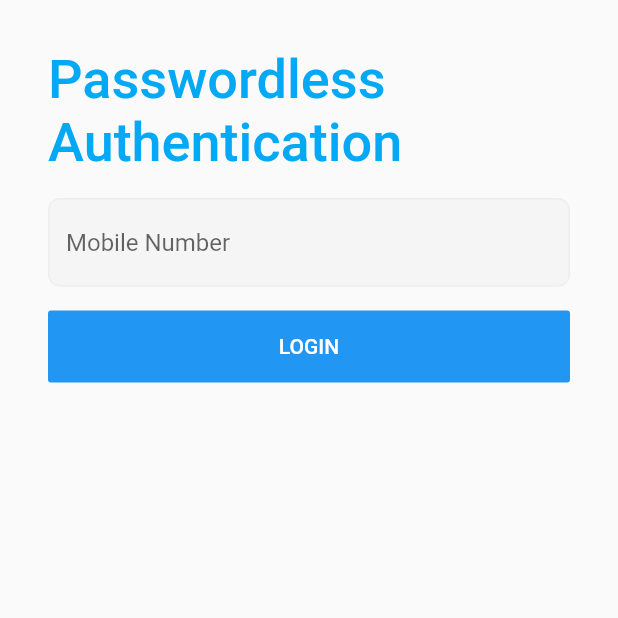
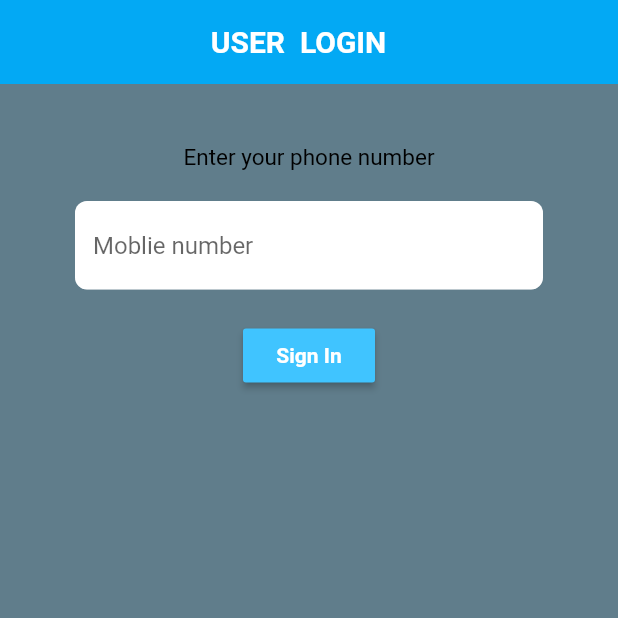
Before and after one commit to CS305-software-Engineering/PasswordlessAuthentication, a Flutter app: the screen it shows after launch, on a phone screen of 412 x 824 dp, the top half of it. Run offline on Flutter 3.47's test engine with Material 2 defaults, Android fonts, the phone set to English and light mode, and no system bars; our stand-ins replace firebase_auth, flutter_spinkit; missing offline and left inert: firebase_core_web, flutter_barcode_scanner; accounts and stored records are empty.

Commit message:
App code added

```diff
--- a/App/lib/main.dart
+++ b/App/lib/main.dart
@@ -1,27 +1,19 @@
-import 'package:firebase_user_login/screens/LoginScreen.dart';
 import 'package:flutter/material.dart';
+import 'package:myapp/models/user.dart';
+import 'package:myapp/screens/wrapper.dart';
+import 'package:myapp/services/auth.dart';
+import 'package:provider/provider.dart';
 
 void main() => runApp(MyApp());
 
 class MyApp extends StatelessWidget {
-  // This widget is the root of your application.
   @override
   Widget build(BuildContext context) {
-    return MaterialApp(
-      title: 'Flutter Demo',
-      theme: ThemeData(
-        // This is the theme of your application.
-        //
-        // Try running your application with "flutter run". You'll see the
-        // application has a blue toolbar. Then, without quitting the app, try
-        // changing the primarySwatch below to Colors.green and then invoke
-        // "hot reload" (press "r" in the console where you ran "flutter run",
-        // or simply save your changes to "hot reload" in a Flutter IDE).
-        // Notice that the counter didn't reset back to zero; the application
-        // is not restarted.
-        primarySwatch: Colors.blue,
+    return StreamProvider<User>.value(
+      value: AuthService().user,
+      child: MaterialApp(
+        home: Wrapper(),
       ),
-      home: LoginScreen()
     );
   }
 }
--- /dev/null
+++ b/App/lib/models/user.dart
@@ -0,0 +1,20 @@
+class User{
+
+  final String uid;
+
+
+  User({this.uid});
+
+
+}
+
+class UserData{
+
+  final String uid;
+  final String phone;
+  final String name;
+
+
+  UserData({this.uid,this.phone,this.name});
+
+}
--- a/App/lib/screens/LoginScreen.dart
+++ /dev/null
@@ -1,139 +0,0 @@
-import 'package:firebase_auth/firebase_auth.dart';
-import 'package:firebase_user_login/screens/HomeScreen.dart';
-import 'package:flutter/material.dart';
-
-class LoginScreen extends StatelessWidget {
-  final _phoneController = TextEditingController();
-  final _codeController = TextEditingController();
-
-  Future<bool> loginUser(String phone, BuildContext context) async{
-    FirebaseAuth _auth = FirebaseAuth.instance;
-
-    _auth.verifyPhoneNumber(
-        phoneNumber: phone,
-        timeout: Duration(seconds: 60),
-        verificationCompleted: (AuthCredential credential) async{
-          Navigator.of(context).pop();
-
-          AuthResult result = await _auth.signInWithCredential(credential);
-
-          FirebaseUser user = result.user;
-
-          if(user != null){
-            Navigator.push(context, MaterialPageRoute(
-              builder: (context) => HomeScreen(user: user,)
-            ));
-          }else{
-            print("Error");
-          }
-
-          //This callback would gets called when verification is done auto maticlly
-        },
-        verificationFailed: (AuthException exception){
-          print(exception);
-        },
-        codeSent: (String verificationId, [int forceResendingToken]){
-          showDialog(
-            context: context,
-            barrierDismissible: false,
-            builder: (context) {
-              return AlertDialog(
-                title: Text("Give the code?"),
-                content: Column(
-                  mainAxisSize: MainAxisSize.min,
-                  children: <Widget>[
-                    TextField(
-                      controller: _codeController,
-                    ),
-                  ],
-                ),
-                actions: <Widget>[
-                  FlatButton(
-                    child: Text("Confirm"),
-                    textColor: Colors.white,
-                    color: Colors.blue,
-                    onPressed: () async{
-                      final code = _codeController.text.trim();
-                      AuthCredential credential = PhoneAuthProvider.getCredential(verificationId: verificationId, smsCode: code);
-
-                      AuthResult result = await _auth.signInWithCredential(credential);
-
-                      FirebaseUser user = result.user;
-
-                      if(user != null){
-                        Navigator.push(context, MaterialPageRoute(
-                            builder: (context) => HomeScreen(user: user,)
-                        ));
-                      }else{
-                        print("Error");
-                      }
-                    },
-                  )
-                ],
-              );
-            }
-          );
-        },
-        codeAutoRetrievalTimeout: null
-    );
-  }
-
-  @override
-  Widget build(BuildContext context) {
-    return Scaffold(
-        body: SingleChildScrollView(
-          child: Container(
-            padding: EdgeInsets.all(32),
-            child: Form(
-              child: Column(
-                crossAxisAlignment: CrossAxisAlignment.start,
-                mainAxisAlignment: MainAxisAlignment.center,
-                children: <Widget>[
-                  Text("Passwordless Authentication", style: TextStyle(color: Colors.lightBlue, fontSize: 36, fontWeight: FontWeight.w500),),
-
-                  SizedBox(height: 16,),
-
-                  TextFormField(
-                    decoration: InputDecoration(
-                        enabledBorder: OutlineInputBorder(
-                            borderRadius: BorderRadius.all(Radius.circular(8)),
-                            borderSide: BorderSide(color: Colors.grey[200])
-                        ),
-                        focusedBorder: OutlineInputBorder(
-                            borderRadius: BorderRadius.all(Radius.circular(8)),
-                            borderSide: BorderSide(color: Colors.grey[300])
-                        ),
-                        filled: true,
-                        fillColor: Colors.grey[100],
-                        hintText: "Mobile Number"
-
-                    ),
-                    controller: _phoneController,
-                  ),
-
-                  SizedBox(height: 16,),
-
-
-                  Container(
-                    width: double.infinity,
-                    child: FlatButton(
-                      child: Text("LOGIN"),
-                      textColor: Colors.white,
-                      padding: EdgeInsets.all(16),
-                      onPressed: () {
-                        final phone = _phoneController.text.trim();
-
-                        loginUser(phone, context);
-
-                      },
-                      color: Colors.blue,
-                    ),
-                  )
-                ],
-              ),
-            ),
-          ),
-        )
-    );
-  }
-}
--- /dev/null
+++ b/App/lib/screens/authenticate/authenticate.dart
@@ -0,0 +1,21 @@
+import 'package:flutter/material.dart';
+
+
+import 'package:myapp/screens/authenticate/sign_in.dart';
+
+class Authenticate extends StatefulWidget {
+  @override
+  _AuthenticateState createState() => _AuthenticateState();
+}
+
+class _AuthenticateState extends State<Authenticate> {
+
+
+
+  @override
+  Widget build(BuildContext context) {
+
+      return SignIn();
+
+  }
+}
--- /dev/null
+++ b/App/lib/screens/authenticate/sign_in.dart
@@ -0,0 +1,106 @@
+import 'package:flutter/material.dart';
+
+import 'package:myapp/screens/home/home.dart';
+import 'package:myapp/services/auth.dart';
+import 'package:myapp/shared/constants.dart';
+import 'package:myapp/shared/loading.dart';
+
+class SignIn extends StatefulWidget {
+
+
+  @override
+  _SignInState createState() => _SignInState();
+}
+
+class _SignInState extends State<SignIn> {
+
+
+
+  final _phoneController = TextEditingController();
+  final _codeController = TextEditingController();
+
+  bool loading = false;
+
+  final AuthService _auth = AuthService();
+  final _formKey = GlobalKey<FormState>();
+  @override
+  Widget build(BuildContext context) {
+    return loading ? Loading() : Scaffold(
+
+        resizeToAvoidBottomInset: false,
+        backgroundColor: Colors.blueGrey,
+        appBar: AppBar(
+
+          title: Text(
+              '\t\t\t\t\t\t\t\t\t\t\t\t\t\t\t\t\t\t\t\t\t\t\t\t\tUSER  LOGIN',
+            style: TextStyle(color: Colors.white , fontWeight: FontWeight.w600 , fontSize: 20.0 ),
+          ),
+
+          backgroundColor: Colors.lightBlue,
+          elevation: 0.0,
+
+
+        ),
+        body: SingleChildScrollView(
+          padding: EdgeInsets.symmetric(vertical: 20.0,horizontal: 50.0),
+          child: Container(
+            //padding: EdgeInsets.all(32),
+            child: Form(
+              child: Column(
+                //crossAxisAlignment: CrossAxisAlignment.start,
+               // mainAxisAlignment: MainAxisAlignment.center,
+
+
+                children: <Widget>[
+
+                  //Text("Passwordless Authentication", style: TextStyle(color: Colors.lightBlue, fontSize: 36, fontWeight: FontWeight.w500),),
+
+                  SizedBox(height: 20.0),
+
+                  Text(
+                      'Enter your phone number',
+                    style: TextStyle(color: Colors.black, fontWeight: FontWeight.normal, fontSize: 15.0),
+                  ),
+
+                  SizedBox(height: 20.0),
+
+                  TextFormField(
+                    decoration: textInputDecoration.copyWith(hintText: 'Moblie number'),
+                    controller: _phoneController,
+                  ),
+
+                  SizedBox(height: 20.0),
+                  RaisedButton(
+                    //width: double.infinity,
+                    color: Colors.lightBlueAccent,
+                    child: Text(
+                        'Sign In',
+                        style: TextStyle(color: Colors.white, fontWeight: FontWeight.bold),
+                    ),
+
+                    // padding: EdgeInsets.all(16),
+                    onPressed: () async {
+                      final phone = _phoneController.text.trim();
+
+                     setState(() => loading = true);
+
+                       await _auth.loginUser(phone, context);
+
+                      loading = false;
+
+
+                    },
+
+
+                  ),
+
+
+                ],
+
+              ),
+            ),
+          ),
+        )
+    );
+  }
+}
--- /dev/null
+++ b/App/lib/screens/wrapper.dart
@@ -0,0 +1,26 @@
+import 'package:flutter/material.dart';
+import 'package:myapp/models/user.dart';
+import 'package:myapp/screens/authenticate/authenticate.dart';
+
+
+
+import 'package:myapp/screens/home/home.dart';
+import 'package:provider/provider.dart';
+
+class Wrapper extends StatelessWidget {
+  @override
+  Widget build(BuildContext context) {
+
+   final user = Provider.of<User>(context);
+
+   // return home or authenticate widget
+
+   // bool showSignIn = true;
+
+    if(user == null){
+      return Authenticate();
+    } else{
+      return Home();
+    }
+  }
+}
--- /dev/null
+++ b/App/lib/services/auth.dart
@@ -0,0 +1,132 @@
+import 'package:firebase_auth/firebase_auth.dart';
+import 'package:flutter/cupertino.dart';
+import 'package:flutter/material.dart';
+import 'package:myapp/models/user.dart';
+
+import 'package:myapp/screens/home/home.dart';
+
+
+class AuthService{
+
+
+  final FirebaseAuth _auth = FirebaseAuth.instance;
+
+
+  //create user object based on firebase user
+  User _userFromFirebaseUser(FirebaseUser user){
+
+    return user != null ? User(uid: user.uid) : null;
+
+  }
+
+  //auth change user streaam
+
+  Stream<User> get user{
+    return _auth.onAuthStateChanged
+
+        .map(_userFromFirebaseUser);
+  }
+
+
+
+// login with moblie number
+
+
+  final _phoneController = TextEditingController();
+  final _codeController = TextEditingController();
+
+
+
+  Future<bool> loginUser(String phone, BuildContext context) async {
+    FirebaseAuth _auth = FirebaseAuth.instance;
+
+    _auth.verifyPhoneNumber(
+        phoneNumber: phone,
+        timeout: Duration(seconds: 60),
+        verificationCompleted: (AuthCredential credential) async {
+          Navigator.of(context).pop();
+
+          AuthResult result = await _auth.signInWithCredential(credential);
+
+          FirebaseUser user = result.user;
+
+          return _userFromFirebaseUser(user);
+
+          //This callback would gets called when verification is done auto maticlly
+        },
+        verificationFailed: (AuthException exception) {
+          print(exception);
+        },
+
+        codeSent: (String verificationId, [int forceResendingToken]) {
+          showDialog(
+              context: context,
+              barrierDismissible: false,
+              builder: (context) {
+
+                return AlertDialog(
+
+                  title: Text("Enter your OTP-"),
+                  content: Column(
+                    mainAxisSize: MainAxisSize.min,
+                    children: <Widget>[
+                      TextField(
+                        controller: _codeController,
+                      ),
+                    ],
+                  ),
+                  actions: <Widget>[
+                    FlatButton(
+                      child: Text("Confirm"),
+                      textColor: Colors.white,
+                      color: Colors.lightBlueAccent,
+                      onPressed: () async {
+                        Navigator.pop(context, true);
+                        final code = _codeController.text.trim();
+                        AuthCredential credential = PhoneAuthProvider
+                            .getCredential(
+                            verificationId: verificationId, smsCode: code);
+
+                        AuthResult result = await _auth.signInWithCredential(credential);
+
+                        FirebaseUser user = result.user;
+
+                        return _userFromFirebaseUser(user);
+
+                      },
+                    )
+                  ],
+                );
+              }
+          ).then((exit){
+
+            if(exit == null) return ;
+
+            if (exit) {
+
+            }else{
+
+            }
+
+          });
+        },
+        codeAutoRetrievalTimeout: null
+
+    );
+  }
+
+
+
+
+  //sign out
+  Future signOut() async {
+    try{
+      return await _auth.signOut();
+    } catch(e){
+      print(e.toString());
+      return null;
+    }
+  }
+
+
+}
--- /dev/null
+++ b/App/lib/shared/constants.dart
@@ -0,0 +1,15 @@
+import 'package:flutter/material.dart';
+
+const textInputDecoration = InputDecoration(
+
+  fillColor: Colors.white,
+  filled: true,
+  enabledBorder: OutlineInputBorder(
+      borderRadius: BorderRadius.all(Radius.circular(8)),
+      borderSide: BorderSide(color: Colors.white30,width: 2.0)
+  ),
+  focusedBorder: OutlineInputBorder(
+      borderRadius: BorderRadius.all(Radius.circular(8)),
+      borderSide: BorderSide(color: Colors.black,width: 2.0)
+  ),
+);
```
Also changed, not shown: App/lib/screens/HomeScreen.dart (deleted, +0 -27 lines), App/lib/screens/home/button_widget.dart (added, +25 -0 lines), App/lib/screens/home/home.dart (added, +55 -0 lines), App/lib/screens/home/scanner.dart (added, +75 -0 lines), App/lib/shared/loading.dart (added, +21 -0 lines), App/pubspec.yaml (+15 -9 lines), App/pubspec.lock, 1 other file.
